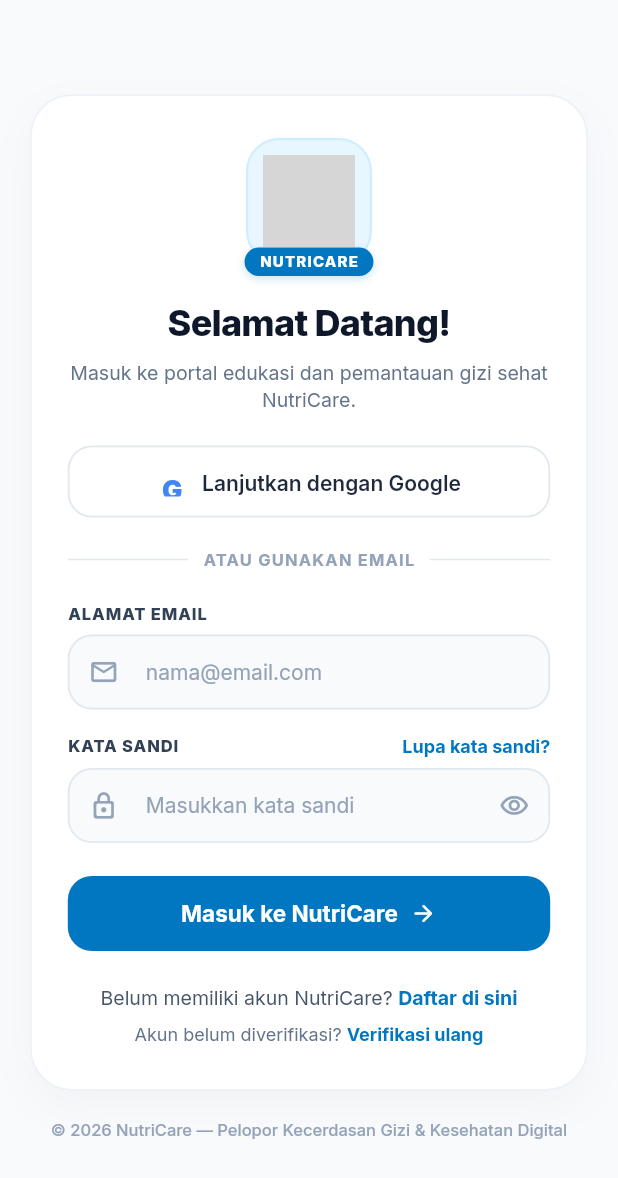
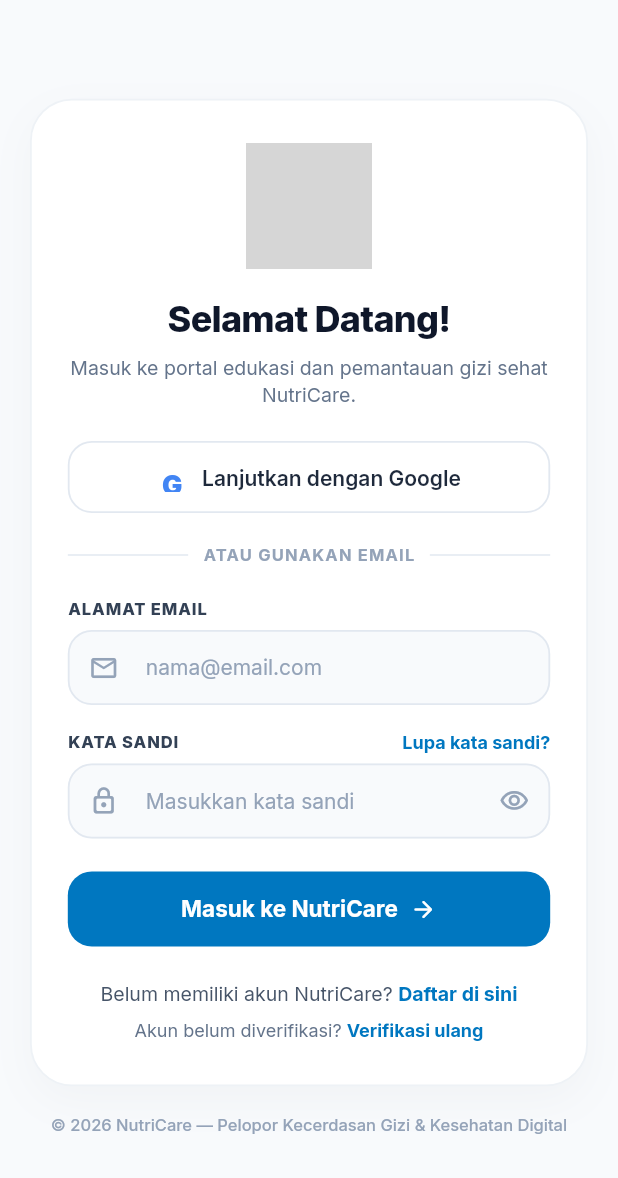
Before and after one commit to codeplyapp/NutriCare, a Flutter app: the screen it shows after launch, on a phone screen of 412 x 824 dp. Shown: the top 1178 px of the screen. Run offline on Flutter 3.47's test engine with Material 3 defaults, Android fonts, the phone set to English and light mode, and no system bars; our stand-ins replace flutter_riverpod, go_router, google_fonts, shared_preferences; grey boxes are pictures that could not be loaded.

Commit message:
refactor(auth): display clean NutriCare logo directly without card wrapper and badge text

```diff
--- a/client/lib/presentation/screens/auth/auth_screen.dart
+++ b/client/lib/presentation/screens/auth/auth_screen.dart
@@ -230,56 +230,15 @@
                     child: Column(
                       crossAxisAlignment: CrossAxisAlignment.stretch,
                       children: [
-                        // Top Mascot / Logo Badge
+                        // Brand Logo Clean (Tanpa kartu pembungkus & tanpa teks lencana)
                         Center(
-                          child: Stack(
-                            alignment: Alignment.bottomCenter,
-                            clipBehavior: Clip.none,
-                            children: [
-                              Container(
-                                width: 84,
-                                height: 84,
-                                decoration: BoxDecoration(
-                                  color: const Color(0xFFE8F7FF),
-                                  borderRadius: BorderRadius.circular(22),
-                                  border: Border.all(color: const Color(0xFFD0EDFF), width: 1.5),
-                                ),
-                                padding: const EdgeInsets.all(10),
-                                child: Image.asset(
-                                  'assets/images/logo.png',
-                                  fit: BoxFit.contain,
-                                ),
-                              ),
-                              Positioned(
-                                bottom: -8,
-                                child: Container(
-                                  padding: const EdgeInsets.symmetric(horizontal: 10, vertical: 2),
-                                  decoration: BoxDecoration(
-                                    color: _brandBlue,
-                                    borderRadius: BorderRadius.circular(10),
-                                    boxShadow: const [
-                                      BoxShadow(
-                                        color: Color(0x330077C0),
-                                        blurRadius: 4,
-                                        offset: Offset(0, 2),
-                                      ),
-                                    ],
-                                  ),
-                                  child: const Text(
-                                    'NUTRICARE',
-                                    style: TextStyle(
-                                      color: Colors.white,
-                                      fontSize: 10,
-                                      fontWeight: FontWeight.w800,
-                                      letterSpacing: 0.8,
-                                    ),
-                                  ),
-                                ),
-                              ),
-                            ],
+                          child: Image.asset(
+                            'assets/images/logo.png',
+                            height: 84,
+                            fit: BoxFit.contain,
                           ),
                         ),
-                        const SizedBox(height: 22),
+                        const SizedBox(height: 16),
 
                         // Title: "Selamat Datang!"
                         Text(
```
Also changed, not shown: 4 other files.
